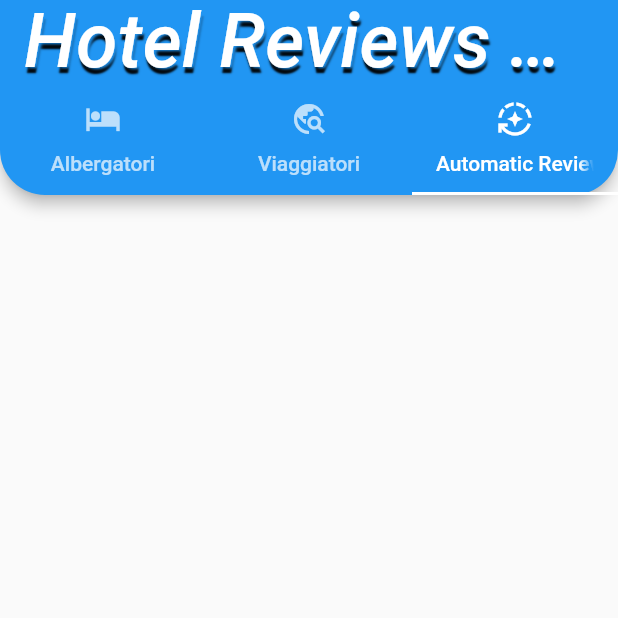
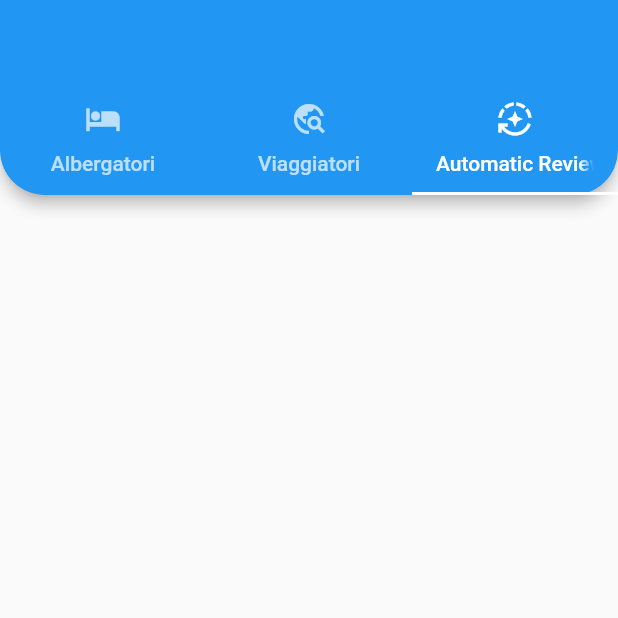
Before and after one commit to NicolaGabriele/frontend_progetto_bigdata, a Flutter app: the screen it shows after launch, tab 3 chosen, on a phone screen of 412 x 824 dp, the top half of it. Run offline on Flutter 3.47's test engine with Material 2 defaults, Android fonts, the phone set to English and light mode, and no system bars.

Commit message:
Implementazione della struttura grafica generale

```diff
--- a/lib/main.dart
+++ b/lib/main.dart
@@ -31,9 +31,19 @@ class MyHomePage extends StatefulWidget {
   static HomePageState state = HomePageState.Query;
   @override
   State<MyHomePage> createState() => _MyHomePageState();
+
 }
 
 class _MyHomePageState extends State<MyHomePage> {
+
+  double _opacity = 0;
+  @override
+
+  void initState() {
+    super.initState();
+    WidgetsBinding.instance
+        .addPostFrameCallback((_) => _opacity=1.0);
+  }
 
   @override
   Widget build(BuildContext context) {
@@ -42,12 +52,16 @@ class _MyHomePageState extends State<MyHomePage> {
       child:Scaffold(
         appBar: AppBar(
           title: Center(
-            child:Text(widget.title,
-              style: const TextStyle(
-                  fontSize: 50,
-                  fontStyle: FontStyle.italic,
-                  shadows: [Shadow(color: Colors.black, offset: Offset(1, 4), blurRadius: 1),
-                    Shadow(color: Colors.blue, offset: Offset(2, 1), blurRadius: 2)]
+            child: AnimatedOpacity(
+              duration: const Duration(seconds: 2),
+              opacity: _opacity,
+              child: Text(widget.title,
+                style: const TextStyle(
+                    fontSize: 50,
+                    fontStyle: FontStyle.italic,
+                    shadows: [Shadow(color: Colors.black, offset: Offset(1, 4), blurRadius: 1),
+                      Shadow(color: Colors.blue, offset: Offset(2, 1), blurRadius: 2)]
+                ),
               ),
             ),
           ),
```
